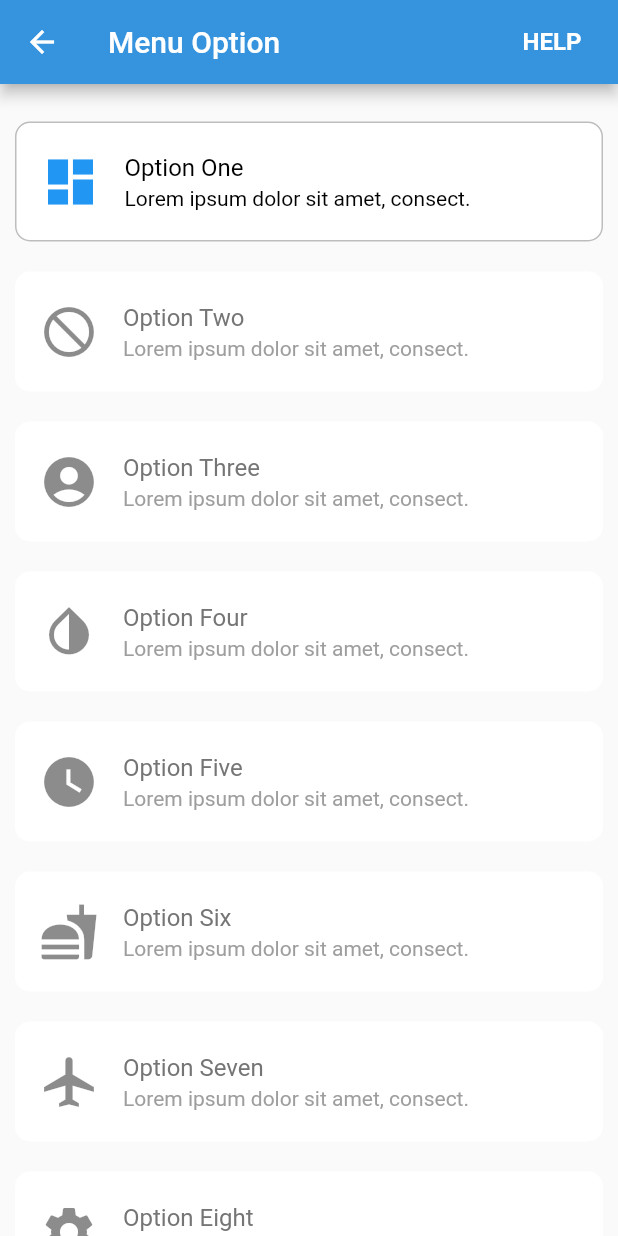
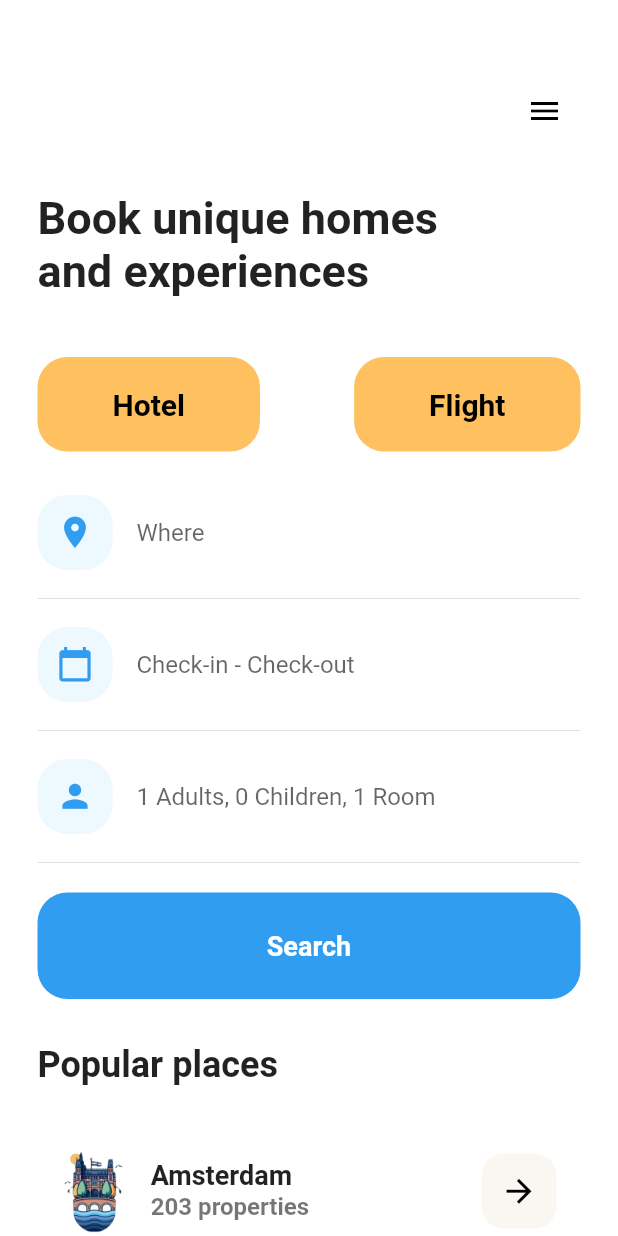
Before and after one commit to amirehwan21/onboarding-screen-flutter, a Flutter app: the MenuOptionsScreen screen opened directly, after a tap on "Option One", on a phone screen of 412 x 824 dp. Run offline on Flutter 3.47's test engine with Material 2 defaults, Android fonts, the phone set to English and light mode, and no system bars.

Commit message:
Add travel booking ui

```diff
--- a/lib/main.dart
+++ b/lib/main.dart
@@ -1,6 +1,5 @@
 import 'package:flutter/material.dart';
 import 'package:onboarding_screen/onboarding_screen.dart';
-import 'menu_option.dart';
 
 void main() {
   runApp(MyApp());
--- a/lib/menu_option.dart
+++ b/lib/menu_option.dart
@@ -2,6 +2,7 @@ import 'dart:ui';
 
 import 'package:flutter/material.dart';
 import 'option_model.dart';
+import 'travelUI/search_screen.dart';
 
 class MenuOptionsScreen extends StatefulWidget {
   @override
@@ -82,6 +83,13 @@ class _MenuOptionsScreenState extends State<MenuOptionsScreen> {
                 onTap: () {
                   setState(() {
                     _selectedOption = index -1;
+                    if (index == 1) {
+                      Navigator.push(context, MaterialPageRoute(
+                        builder: (context) {
+                          return SearchScreen();
+                        },
+                      ));
+                    }
                   });
                 },
               ),
--- /dev/null
+++ b/lib/travelUI/place_model.dart
@@ -0,0 +1,47 @@
+class Place {
+  final String imageUrl;
+  final String city;
+  final String country;
+  final int properties;
+
+  Place({this.imageUrl, this.city, this.country, this.properties});
+}
+
+final places = [
+  Place(
+    imageUrl: 'assets/images/amsterdam.png',
+    city: 'Amsterdam',
+    country: 'Netherlands',
+    properties: 203,
+  ),
+  Place(
+    imageUrl: 'assets/images/bangkok.png',
+    city: 'Bangkok',
+    country: 'Thailand',
+    properties: 586,
+  ),
+  Place(
+    imageUrl: 'assets/images/london.png',
+    city: 'London',
+    country: 'England',
+    properties: 427,
+  ),
+  Place(
+    imageUrl: 'assets/images/rome.png',
+    city: 'Rome',
+    country: 'Italy',
+    properties: 891,
+  ),
+  Place(
+    imageUrl: 'assets/images/sydney.png',
+    city: 'Sydney',
+    country: 'Australia',
+    properties: 162,
+  ),
+  Place(
+    imageUrl: 'assets/images/tokyo.png',
+    city: 'Tokyo',
+    country: 'Japan',
+    properties: 372,
+  ),
+];
--- /dev/null
+++ b/lib/travelUI/search_screen.dart
@@ -0,0 +1,255 @@
+import 'package:flutter/material.dart';
+import 'place_model.dart';
+
+class SearchScreen extends StatefulWidget {
+  @override
+  _SearchScreenState createState() => _SearchScreenState();
+}
+
+class _SearchScreenState extends State<SearchScreen> {
+  // 0 = Hotel
+  // 1 = Flight
+
+  int _searchType = 0;
+
+  Column _buildPopularPlaces() {
+    List<Widget> popularPlaces = [];
+    places.forEach((place) {
+      popularPlaces.add(
+        Container(
+          height: 80.0,
+          child: Center(
+            child: ListTile(
+              leading: Hero(
+                tag: place.imageUrl,
+                child: Image(image: AssetImage(place.imageUrl)),
+              ),
+              title: Text(
+                place.city,
+                style: TextStyle(
+                  fontSize: 18.0,
+                  fontWeight: FontWeight.w600,
+                ),
+              ),
+              subtitle: Text(
+                '${place.properties} properties',
+                style: TextStyle(
+                  fontSize: 16.0,
+                  fontWeight: FontWeight.w600,
+                ),
+              ),
+              trailing: InkResponse(
+                onTap: () {
+                  print("");
+                  // Navigator.push(
+                  //   context,
+                  //   MaterialPageRoute(
+                  //     builder: (_) => PlaceScreen(place: place),
+                  //   ),
+                  // );
+                },
+                child: Container(
+                  width: 50.0,
+                  height: 50.0,
+                  decoration: BoxDecoration(
+                    borderRadius: BorderRadius.circular(15.0),
+                    color: Color(0xFFFAF6F1),
+                  ),
+                  child: Icon(
+                    Icons.arrow_forward,
+                    size: 25.0,
+                    color: Colors.black,
+                  ),
+                ),
+              ),
+            ),
+          ),
+        ),
+      );
+    });
+    return Column(children: popularPlaces);
+  }
+
+  Widget _buildHeaderTitle() {
+    return Text(
+      'Book unique homes\nand experiences',
+      style: TextStyle(
+        fontSize: 30.0,
+        fontWeight: FontWeight.bold
+      ),
+    );
+  }
+
+  Widget _buildBookingBtn() {
+    return Row(
+      mainAxisAlignment: MainAxisAlignment.spaceBetween,
+      children: <Widget>[
+        FlatButton(
+          padding: EdgeInsets.symmetric(horizontal: 50.0, vertical: 20.0),
+          shape: RoundedRectangleBorder(
+            borderRadius: BorderRadius.circular(20.0),
+            side: BorderSide(
+              color: _searchType == 0
+              ? Colors.transparent
+              : Color(0xFFD2D1D6),
+            ),
+          ),
+          color: _searchType == 0
+          ? Color(0xFFFFC05F) : null,
+          child: Text(
+            'Hotel',
+            style: TextStyle(
+              color: Colors.black,
+              fontSize: 20.0,
+              fontWeight: FontWeight.w600,
+            ),
+          ),
+          onPressed: () {
+            setState(() {
+              _searchType = 0;
+            });
+          },
+        ),
+        FlatButton(
+          padding: EdgeInsets.symmetric(horizontal: 50.0, vertical: 20.0),
+          shape: RoundedRectangleBorder(
+            borderRadius: BorderRadius.circular(20.0),
+            side: BorderSide(
+              color: _searchType == 0
+              ? Colors.transparent
+              : Color(0xFFD2D1D6),
+            ),
+          ),
+          color: _searchType == 0
+          ? Color(0xFFFFC05F) : null,
+          child: Text(
+            'Flight',
+            style: TextStyle(
+              color: Colors.black,
+              fontSize: 20.0,
+              fontWeight: FontWeight.w600,
+            ),
+          ),
+          onPressed: () {
+            setState(() {
+              _searchType = 1;
+            });
+          },
+        ),
+      ],
+    );
+  }
+
+  @override
+  Widget build(BuildContext context) {
+    return Scaffold(
+      backgroundColor: Colors.white,
+      body: ListView(
+        padding: EdgeInsets.symmetric(horizontal: 25.0, vertical: 50),
+        children: <Widget>[
+          Row(
+            mainAxisAlignment: MainAxisAlignment.end,
+            children: <Widget>[
+              IconButton(
+              icon: Icon(Icons.menu),
+              onPressed: () => print('Menu'),
+              color: Colors.black,
+              ),
+            ],
+          ),
+          SizedBox(height: 30.0),
+          _buildHeaderTitle(),
+          SizedBox(height: 40.0),
+          _buildBookingBtn(),
+          SizedBox(height: 30.0),
+          TextField(
+            decoration: InputDecoration(
+              border: InputBorder.none,
+              hintText: 'Where',
+              icon: Container(
+                width: 50.0,
+                height: 50.0,
+                decoration: BoxDecoration(
+                  borderRadius: BorderRadius.circular(20.0),
+                  color: Color(0xFFEEF8FF)
+                ),
+                child: Icon(
+                  Icons.location_on,
+                  size: 25.0,
+                  color: Color(0xFF309DF1),
+                ),
+              )
+            )
+          ),
+          Divider(height: 40.0),
+          TextField(
+            decoration: InputDecoration(
+              border: InputBorder.none,
+              hintText: 'Check-in - Check-out',
+              icon: Container(
+                width: 50.0,
+                height: 50.0,
+                decoration: BoxDecoration(
+                  borderRadius: BorderRadius.circular(20.0),
+                  color: Color(0xFFEEF8FF)
+                ),
+                child: Icon(
+                  Icons.calendar_today,
+                  size: 25.0,
+                  color: Color(0xFF309DF1),
+                ),
+              )
+            )
+          ),
+          Divider(height: 40.0),
+          TextField(
+            decoration: InputDecoration(
+              border: InputBorder.none,
+              hintText: '1 Adults, 0 Children, 1 Room',
+              icon: Container(
+                width: 50.0,
+                height: 50.0,
+                decoration: BoxDecoration(
+                  borderRadius: BorderRadius.circular(20.0),
+                  color: Color(0xFFEEF8FF)
+                ),
+                child: Icon(
+                  Icons.person,
+                  size: 25.0,
+                  color: Color(0xFF309DF1),
+                ),
+              )
+            )
+          ),
+          Divider(height: 40.0),
+          FlatButton(
+            padding: EdgeInsets.symmetric(vertical: 25.0),
+            shape: RoundedRectangleBorder(
+              borderRadius: BorderRadius.circular(20.0),
+            ),
+            color: Color(0xFF309DF1),
+            child: Text(
+              'Search',
+              style: TextStyle(
+                fontSize: 18.0,
+                color: Colors.white,
+                fontWeight: FontWeight.bold,
+              )
+            ),
+            onPressed: () => print('Search'),
+          ),
+          SizedBox(height: 30.0),
+          Text(
+            'Popular places',
+            style: TextStyle(
+              fontSize: 24.0,
+              fontWeight: FontWeight.bold,
+            ),
+          ),
+          SizedBox(height: 30.0),
+          _buildPopularPlaces(),
+        ],
+      ),
+    );
+  }
+}
```
Also changed, not shown: assets/images/amsterdam.png (added), assets/images/bangkok.png (added), assets/images/london.png (added), assets/images/rome.png (added), assets/images/sydney.png (added), assets/images/tokyo.png (added).
